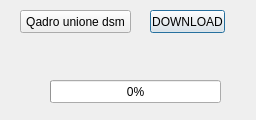
Old version of the form lidar_campania_dialog_base.ui in the repository enzococca/lidar_campania.
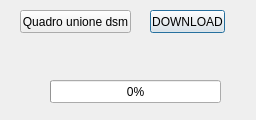
New version of the form.

```diff
--- a/lidar_campania_dialog_base.ui
+++ b/lidar_campania_dialog_base.ui
@@ -58,7 +58,7 @@
     </rect>
    </property>
    <property name="text">
-    <string>Qadro unione dsm</string>
+    <string>Quadro unione dsm</string>
    </property>
   </widget>
  </widget>
```
